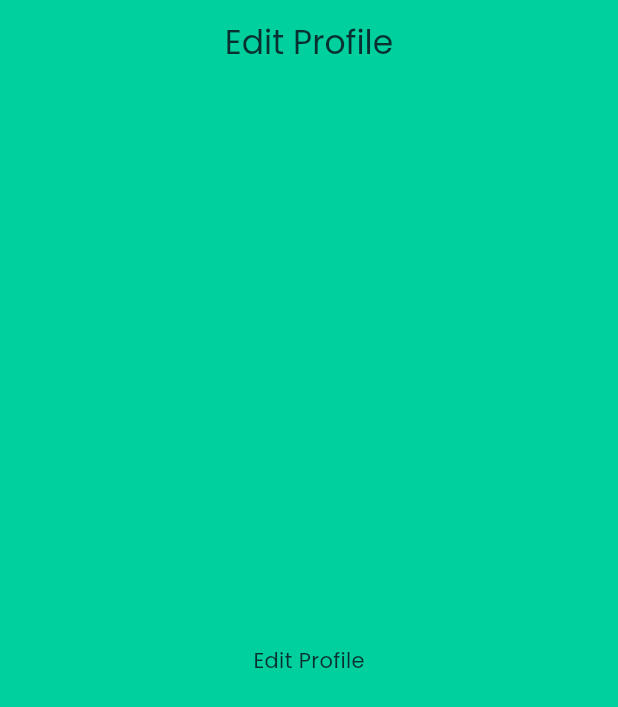
After one commit to Om4r-M4dy/FinWise, a Flutter app: the EditProfileScreen screen opened by its route, on a phone screen of 412 x 824 dp. The commit adds this screen. Shown: the top 707 px of the screen. Run offline on Flutter 3.47's test engine with Material 3 defaults, Android fonts, the phone set to English and light mode, and no system bars; our stand-ins replace custom_sliding_segmented_control, date_field, flutter_svg, gap, go_router, lottie and 1 more.

Commit message:
feet/ProfileScreen

```diff
--- a/lib/core/constants/app_assets.dart
+++ b/lib/core/constants/app_assets.dart
@@ -45,7 +45,7 @@ class AppAssets {
   static const String saving = "assets/icons/Saving.svg";
   static const String search = "assets/icons/search.svg";
   static const String security = "assets/icons/Security.svg";
-  static const String settings = "assets/icons/Settings.svg";
+  static const String setting = "assets/icons/Setting.svg";
   static const String star = "assets/icons/Star.svg";
   static const String transactions = "assets/icons/Transactions.svg";
   static const String transport = "assets/icons/Transport.svg";
@@ -56,10 +56,13 @@ class AppAssets {
   static const String botInstagram = "assets/icons/bot_instagram.svg";
   static const String botSupport = "assets/icons/bot_support.svg";
   static const String botWhatsapp = "assets/icons/bot_whatsapp.svg";
+  static const String help = "assets/icons/help.svg";
+  static const String legout = "assets/icons/logout.svg";
 
   // imgs
   static const String controlMoney = "assets/imgs/controlMoney.png";
   static const String expenseManager = "assets/imgs/expenseManager.png";
+  static const String profileImage = "assets/imgs/profile_image.png";
 
   //lottie
   static const String logoJson = "assets/lottie/logo.json";
--- /dev/null
+++ b/lib/core/functions/context_extensions.dart
@@ -0,0 +1,6 @@
+import 'package:flutter/material.dart';
+
+extension MediaQueryExtension on BuildContext {
+  double get screenHeight => MediaQuery.sizeOf(this).height;
+  //double get screenWidth => MediaQuery.sizeOf(this).width;
+}
--- a/lib/core/routes/routes.dart
+++ b/lib/core/routes/routes.dart
@@ -13,6 +13,8 @@ import 'package:finwise/features/help/pages/customer_service.dart';
 import 'package:finwise/features/help/pages/help_center.dart';
 import 'package:finwise/features/launch/launch_screen.dart';
 import 'package:finwise/features/on_boarding/page/on_boarding.dart';
+import 'package:finwise/features/profile/page/edit_profile.dart';
+import 'package:finwise/features/profile/page/profile_screen.dart';
 import 'package:go_router/go_router.dart';
 
 class Routes {
@@ -33,26 +35,77 @@ class Routes {
   static const String maedicineScreen = '/medicine_screen';
   static const String rentScreen = '/rent_screen';
   static const String entertainmentScreen = '/entertainment_screen';
+  static const String profileScreen = '/profile_screen';
+  static const String editProfileScreen = '/edit_profile_screen';
 
   // config
   static final routes = GoRouter(
     routes: [
       GoRoute(path: launch, builder: (context, state) => const LaunchScreen()),
-      GoRoute(path: onBoarding, builder: (context, state) => const OnBoardingScreen()),
-      GoRoute(path: categories, builder: (context, state) => const MainCategories()),
-      GoRoute(path: termsAndConditions, builder: (context, state) => const TermsAndConditions()),
-      GoRoute(path: helpCenter, builder: (context, state) => const HelpCenter()),
-      GoRoute(path: customerService, builder: (context, state) => const CustomerService()),
-      GoRoute(path: chatScreen, builder: (context, state) => const ChatScreen()),
-      GoRoute(path: foodScreen, builder: (context, state) => const FoodScreen()),
-      GoRoute(path: addExpenses, builder: (context, state) => const AddExpenses()),
-      GoRoute(path: transportScreen, builder: (context, state) => const TransportScreen()),
-      GoRoute(path: groceriesScreen, builder: (context, state) => const GroceriesScreen()),
-      GoRoute(path: rentScreen, builder: (context, state) => const RentScreen()),
-      GoRoute(path: giftsScreen, builder: (context, state) => const GiftsScreen()),
-      GoRoute(path: entertainmentScreen, builder: (context, state) => const EntertainmentScreen()),
-      GoRoute(path: maedicineScreen, builder: (context, state) => const MedicineScreen()),
-
+      GoRoute(
+        path: onBoarding,
+        builder: (context, state) => const OnBoardingScreen(),
+      ),
+      GoRoute(
+        path: categories,
+        builder: (context, state) => const MainCategories(),
+      ),
+      GoRoute(
+        path: termsAndConditions,
+        builder: (context, state) => const TermsAndConditions(),
+      ),
+      GoRoute(
+        path: helpCenter,
+        builder: (context, state) => const HelpCenter(),
+      ),
+      GoRoute(
+        path: customerService,
+        builder: (context, state) => const CustomerService(),
+      ),
+      GoRoute(
+        path: chatScreen,
+        builder: (context, state) => const ChatScreen(),
+      ),
+      GoRoute(
+        path: foodScreen,
+        builder: (context, state) => const FoodScreen(),
+      ),
+      GoRoute(
+        path: addExpenses,
+        builder: (context, state) => const AddExpenses(),
+      ),
+      GoRoute(
+        path: transportScreen,
+        builder: (context, state) => const TransportScreen(),
+      ),
+      GoRoute(
+        path: groceriesScreen,
+        builder: (context, state) => const GroceriesScreen(),
+      ),
+      GoRoute(
+        path: rentScreen,
+        builder: (context, state) => const RentScreen(),
+      ),
+      GoRoute(
+        path: giftsScreen,
+        builder: (context, state) => const GiftsScreen(),
+      ),
+      GoRoute(
+        path: entertainmentScreen,
+        builder: (context, state) => const EntertainmentScreen(),
+      ),
+      GoRoute(
+        path: maedicineScreen,
+        builder: (context, state) => const MedicineScreen(),
+      ),
+      GoRoute(
+        path: profileScreen,
+        builder: (context, state) => const ProfileScreen(),
+      ),
+      GoRoute(
+        path: editProfileScreen,
+        builder: (context, state) => const EditProfileScreen(),
+      ),
     ],
   );
 }
--- /dev/null
+++ b/lib/features/profile/page/edit_profile.dart
@@ -0,0 +1,13 @@
+import 'package:flutter/material.dart';
+
+class EditProfileScreen extends StatelessWidget {
+  const EditProfileScreen({super.key});
+
+  @override
+  Widget build(BuildContext context) {
+    return Scaffold(
+      appBar: AppBar(title: const Text('Edit Profile')),
+      body: const Center(child: Text('Edit Profile')),
+    );
+  }
+}
```
Also changed, not shown: lib/features/profile/page/profile_screen.dart (added, +71 -0 lines), lib/features/profile/widget/profile_option.dart (added, +43 -0 lines), lib/features/profile/widget/row_app_bar.dart (added, +32 -0 lines), assets/icons/help.svg (added), assets/icons/logout.svg (added), assets/imgs/profile_image.png (added), pubspec.lock.
